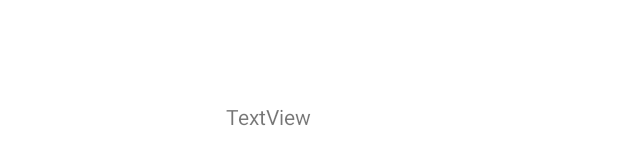
After one commit to anggadedysaputro/PinjamAmbulan, an Android app: the layout activity_informasi.xml on its own in the app's theme, with its tools: preview values and no code run, on a phone screen of 412 x 824 dp. The commit adds this screen. Shown: the part 260-425 px from the top of the screen. Run offline under Robolectric (Android 15) with nearby library versions, the phone set to English and light mode, and no system bars; Roboto replaces fonts that are not available here.

Commit message:
tambah informasi

```diff
--- /dev/null
+++ b/app/src/main/res/layout/activity_informasi.xml
@@ -0,0 +1,22 @@
+<?xml version="1.0" encoding="utf-8"?>
+<androidx.constraintlayout.widget.ConstraintLayout xmlns:android="http://schemas.android.com/apk/res/android"
+    xmlns:app="http://schemas.android.com/apk/res-auto"
+    xmlns:tools="http://schemas.android.com/tools"
+    android:layout_width="match_parent"
+    android:layout_height="match_parent"
+    tools:context=".informasi.Informasi">
+
+    <TextView
+        android:id="@+id/textView2"
+        android:layout_width="wrap_content"
+        android:layout_height="wrap_content"
+        android:layout_marginStart="149dp"
+        android:layout_marginTop="195dp"
+        android:layout_marginEnd="204dp"
+        android:layout_marginBottom="517dp"
+        android:text="TextView"
+        app:layout_constraintBottom_toBottomOf="parent"
+        app:layout_constraintEnd_toEndOf="parent"
+        app:layout_constraintStart_toStartOf="parent"
+        app:layout_constraintTop_toTopOf="parent" />
+</androidx.constraintlayout.widget.ConstraintLayout>
--- a/app/src/main/res/values/colors.xml
+++ b/app/src/main/res/values/colors.xml
@@ -7,4 +7,5 @@
     <color name="teal_700">#FF018786</color>
     <color name="black">#FF000000</color>
     <color name="white">#FFFFFFFF</color>
+    <color name="backgroundapp">#F7F0EF</color>
 </resources>
--- /dev/null
+++ b/app/src/main/res/values/dimens.xml
@@ -0,0 +1,3 @@
+<resources>
+    <dimen name="fab_margin">16dp</dimen>
+</resources>
```
Also changed, not shown: app/src/main/AndroidManifest.xml (+12 -5 lines), app/src/main/java/com/nivestudio/pinjamambulan/MainActivity.java (+4 -3 lines), app/src/main/java/com/nivestudio/pinjamambulan/home/HomeActivity.java (+8 -2 lines), app/src/main/java/com/nivestudio/pinjamambulan/informasi/Informasi.java (added, +58 -0 lines), app/src/main/res/drawable/back.png (added).
